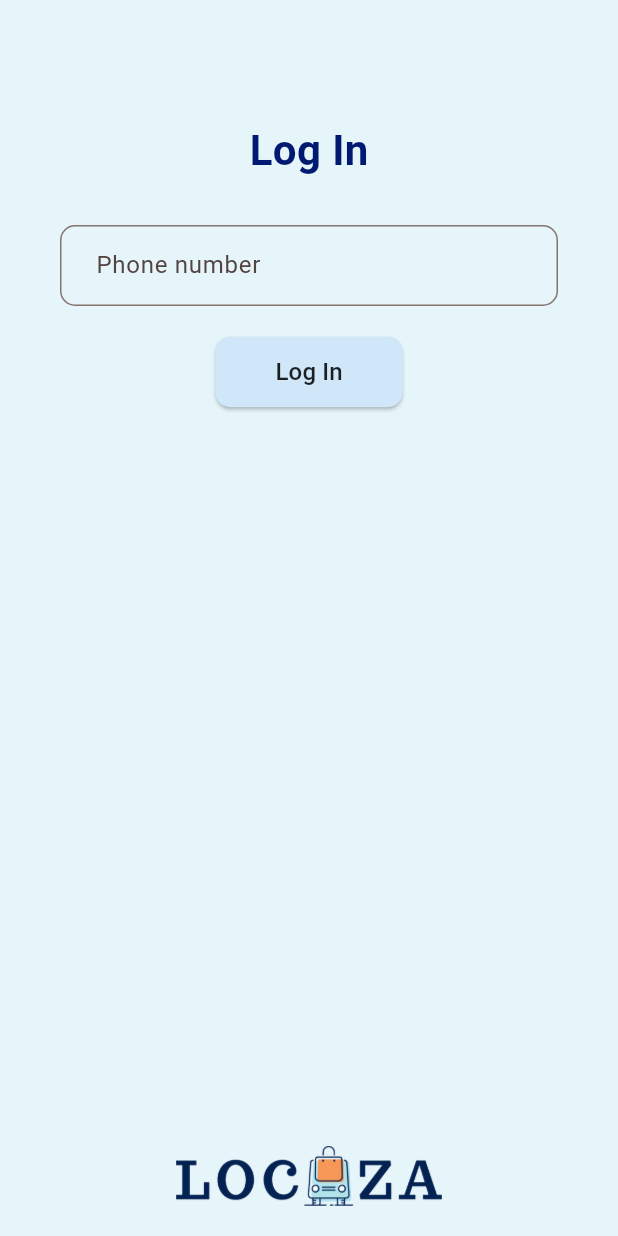
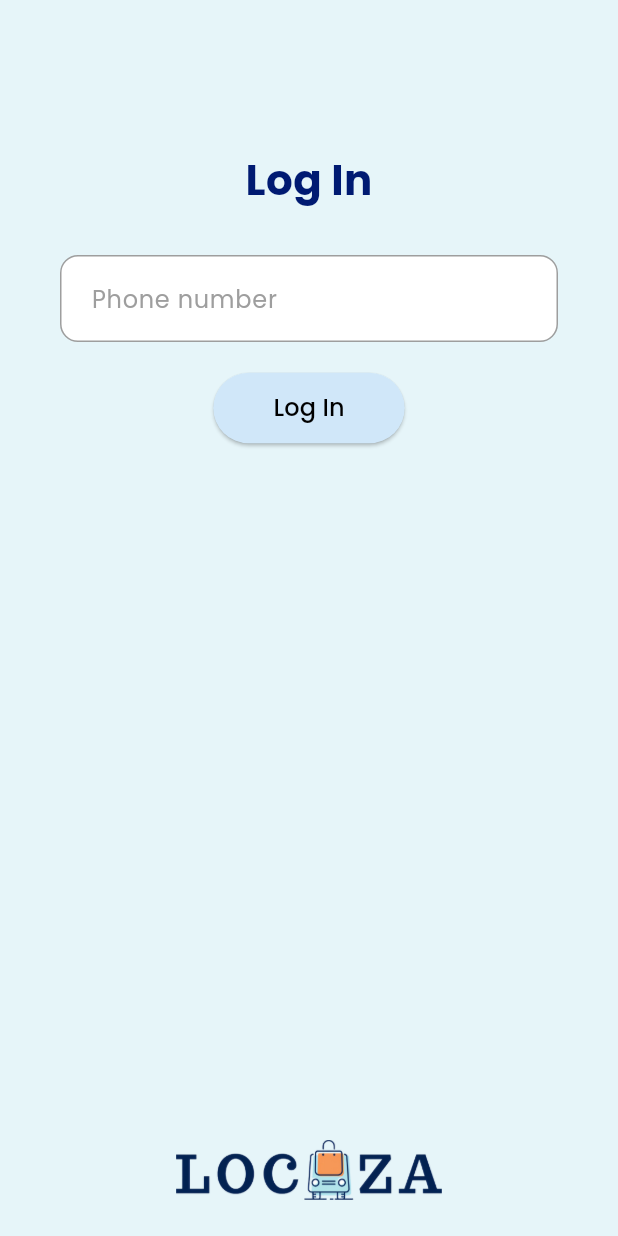
Before and after one commit to sareefhub/local_community_marketplace, a Flutter app: the LoginScreen screen opened directly, after a tap on "Log in With Phone Number", on a phone screen of 412 x 824 dp. Run offline on Flutter 3.47's test engine with Material 3 defaults, Android fonts, the phone set to English and light mode, and no system bars; our stand-ins replace cloud_firestore, firebase_core, google_fonts; accounts and stored records are empty.

Commit message:
Login with Phone Number using Firebase

```diff
--- a/lib/screens/login_phone_screen.dart
+++ b/lib/screens/login_phone_screen.dart
@@ -1,9 +1,34 @@
 import 'package:flutter/material.dart';
+import 'package:cloud_firestore/cloud_firestore.dart';
 
 class LoginPhoneScreen extends StatelessWidget {
   final TextEditingController phoneController = TextEditingController();
 
   LoginPhoneScreen({super.key});
+
+  Future<void> loginWithPhone(BuildContext context) async {
+    String phone = phoneController.text.trim();
+    try {
+      final snapshot = await FirebaseFirestore.instance
+          .collection('users')
+          .where('phone', isEqualTo: phone)
+          .get();
+
+      if (snapshot.docs.isNotEmpty) {
+        ScaffoldMessenger.of(context).showSnackBar(
+          const SnackBar(content: Text('✅ Login success')),
+        );
+      } else {
+        ScaffoldMessenger.of(context).showSnackBar(
+          const SnackBar(content: Text('❌ Invalid phone number')),
+        );
+      }
+    } catch (e) {
+      ScaffoldMessenger.of(context).showSnackBar(
+        SnackBar(content: Text('⚠ Error: ${e.toString()}')),
+      );
+    }
+  }
 
   @override
   Widget build(BuildContext context) {
@@ -12,7 +37,7 @@ class LoginPhoneScreen extends StatelessWidget {
       body: SafeArea(
         child: Column(
           children: [
-            const SizedBox(height: 80),
+            const SizedBox(height: 100),
             const Text(
               'Log In',
               style: TextStyle(
@@ -24,38 +49,33 @@ class LoginPhoneScreen extends StatelessWidget {
             const SizedBox(height: 30),
             Padding(
               padding: const EdgeInsets.symmetric(horizontal: 40),
-              child: TextField(
-                controller: phoneController,
-                keyboardType: TextInputType.phone,
-                decoration: InputDecoration(
-                  hintText: 'Phone number',
-                  contentPadding: const EdgeInsets.symmetric(vertical: 15, horizontal: 20),
-                  border: OutlineInputBorder(
-                    borderRadius: BorderRadius.circular(10),
+              child: Container(
+                decoration: BoxDecoration(
+                  color: Colors.white,
+                  borderRadius: BorderRadius.circular(12),
+                  border: Border.all(color: Colors.grey),
+                ),
+                child: TextField(
+                  controller: phoneController,
+                  keyboardType: TextInputType.phone,
+                  decoration: const InputDecoration(
+                    hintText: 'Phone number',
+                    hintStyle: TextStyle(color: Colors.grey),
+                    border: InputBorder.none,
+                    contentPadding: EdgeInsets.symmetric(vertical: 16, horizontal: 20),
                   ),
                 ),
               ),
             ),
             const SizedBox(height: 20),
             ElevatedButton(
-              onPressed: () {
-                String phone = phoneController.text.trim();
-                if (phone == '0931791890') {
-                  ScaffoldMessenger.of(context).showSnackBar(
-                    const SnackBar(content: Text('✅ Login success')),
-                  );
-                } else {
-                  ScaffoldMessenger.of(context).showSnackBar(
-                    const SnackBar(content: Text('❌ Invalid phone number')),
-                  );
-                }
-              },
+              onPressed: () => loginWithPhone(context),
               style: ElevatedButton.styleFrom(
                 backgroundColor: const Color(0xFFD0E7F9),
-                foregroundColor: Colors.black87,
+                foregroundColor: Colors.black,
                 padding: const EdgeInsets.symmetric(horizontal: 40, vertical: 12),
                 shape: RoundedRectangleBorder(
-                  borderRadius: BorderRadius.circular(10),
+                  borderRadius: BorderRadius.circular(30),
                 ),
               ),
               child: const Text(
@@ -65,12 +85,12 @@ class LoginPhoneScreen extends StatelessWidget {
             ),
             const Spacer(),
             Padding(
-              padding: const EdgeInsets.only(bottom: 20),
+              padding: const EdgeInsets.only(bottom: 24),
               child: Image.asset(
                 'assets/logo.png',
                 height: 40,
               ),
-            )
+            ),
           ],
         ),
       ),
--- a/lib/screens/login_screen.dart
+++ b/lib/screens/login_screen.dart
@@ -1,7 +1,5 @@
 import 'package:flutter/material.dart';
-import 'package:font_awesome_flutter/font_awesome_flutter.dart';
 import 'login_phone_screen.dart';
-import 'login_email_screen.dart';
 
 class LoginScreen extends StatelessWidget {
   const LoginScreen({super.key});
@@ -23,8 +21,15 @@ class LoginScreen extends StatelessWidget {
                 const SizedBox(height: 48),
                 ElevatedButton.icon(
                   onPressed: () {},
-                  icon: const FaIcon(FontAwesomeIcons.google, color: Colors.black),
-                  label: const Text("Continue with Google", style: TextStyle(color: Colors.black)),
+                  icon: Image.asset(
+                    'assets/icons/search.png',
+                    height: 24,
+                    width: 24,
+                  ),
+                  label: const Text(
+                    "Continue with Google",
+                    style: TextStyle(color: Colors.black),
+                  ),
                   style: ElevatedButton.styleFrom(
                     backgroundColor: Colors.blue.shade100,
                     minimumSize: const Size(double.infinity, 48),
@@ -33,11 +38,17 @@ class LoginScreen extends StatelessWidget {
                 const SizedBox(height: 16),
                 ElevatedButton.icon(
                   onPressed: () {},
-                  icon: const FaIcon(FontAwesomeIcons.facebook, color: Colors.white),
-                  label: const Text("Continue with Facebook"),
+                  icon: Image.asset(
+                    'assets/icons/facebook.png',
+                    height: 24,
+                    width: 24,
+                  ),
+                  label: const Text(
+                    "Continue with Facebook",
+                    style: TextStyle(color: Colors.black),
+                  ),
                   style: ElevatedButton.styleFrom(
-                    backgroundColor: Colors.blue.shade800,
-                    foregroundColor: Colors.white,
+                    backgroundColor: Colors.blue.shade100,
                     minimumSize: const Size(double.infinity, 48),
                   ),
                 ),
@@ -53,21 +64,6 @@ class LoginScreen extends StatelessWidget {
                   ],
                 ),
                 const SizedBox(height: 24),
-                ElevatedButton(
-                  onPressed: () {
-                    Navigator.push(
-                      context,
-                      MaterialPageRoute(builder: (context) => LoginEmailScreen()),
-                    );
-                  },
-                  style: ElevatedButton.styleFrom(
-                    backgroundColor: Colors.blue.shade100,
-                    foregroundColor: Colors.black,
-                    minimumSize: const Size(double.infinity, 48),
-                  ),
-                  child: const Text("Log in With Email"),
-                ),
-                const SizedBox(height: 16),
                 ElevatedButton(
                   onPressed: () {
                     Navigator.push(
--- a/pubspec.yaml
+++ b/pubspec.yaml
@@ -65,6 +65,8 @@ flutter:
   assets:
     - assets/logo-splash.png
     - assets/logo.png
+    - assets/icons/search.png
+    - assets/icons/facebook.png
     - assets/category-image/fresh_food.jpg
     - assets/category-image/household.jpg
     - assets/category-image/clothing.jpg
```
Also changed, not shown: lib/main.dart (+7 -1 lines).
